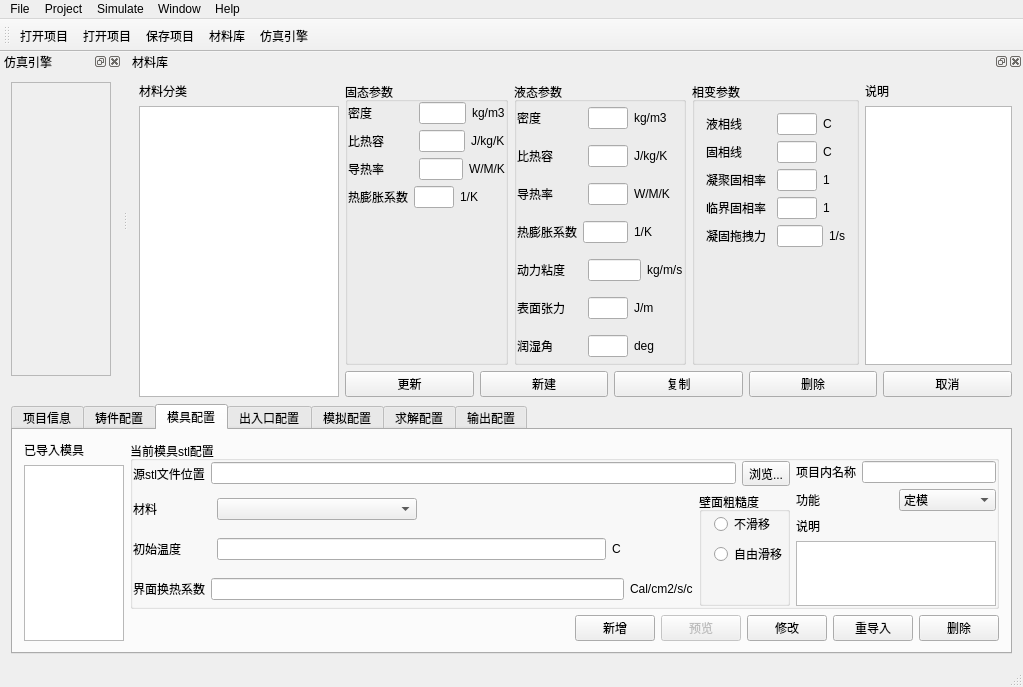
The window that mainwindow.ui (zyzzyva8421/rebecca) describes before a commit, drawn with Qt 5.
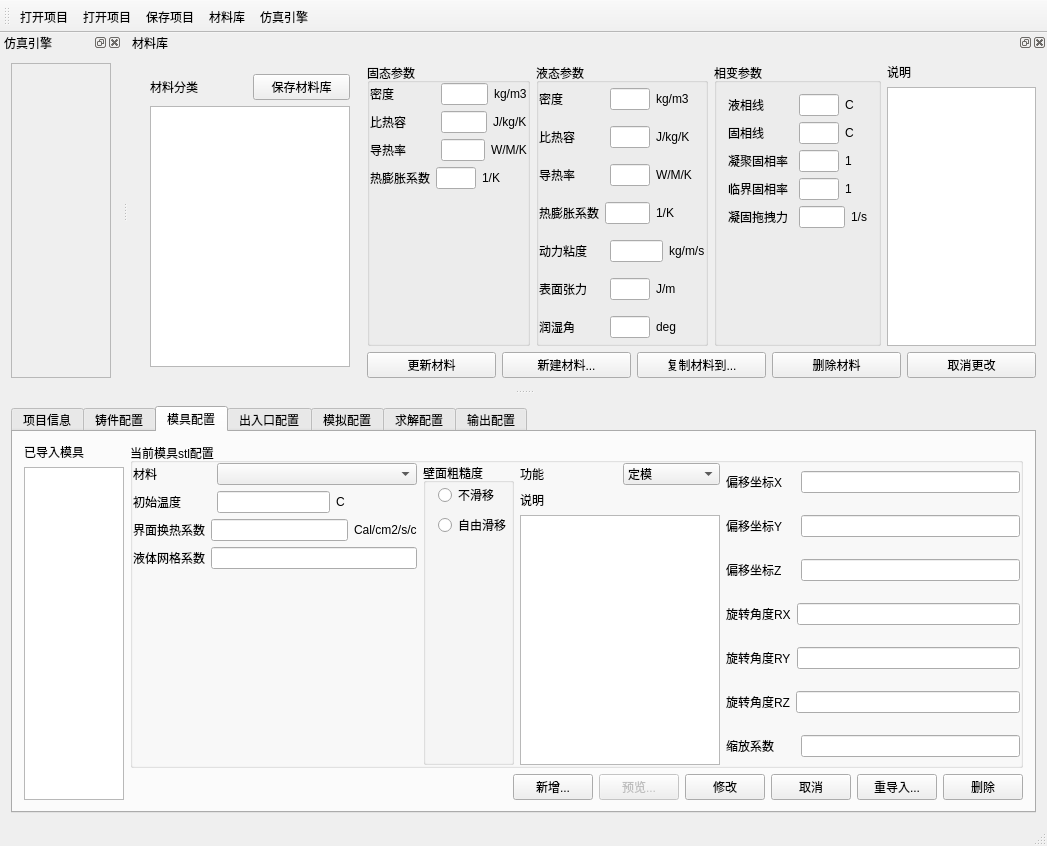
The same window after the commit. The open tabs and pages were chosen to show the change. Icons and pictures are not drawn. Custom widgets are drawn as their Qt base class.

Commit message: update casting, mold and materialgroup

Diff of the .ui file:
```diff
--- a/mainwindow.ui
+++ b/mainwindow.ui
@@ -6,8 +6,8 @@
    <rect>
     <x>0</x>
     <y>0</y>
-    <width>1020</width>
-    <height>687</height>
+    <width>1044</width>
+    <height>846</height>
    </rect>
   </property>
   <property name="minimumSize">
@@ -1104,47 +1104,6 @@
                  <property name="bottomMargin">
                   <number>0</number>
                  </property>
-                 <item>
-                  <widget class="QFrame" name="frame_23">
-                   <property name="frameShape">
-                    <enum>QFrame::NoFrame</enum>
-                   </property>
-                   <property name="frameShadow">
-                    <enum>QFrame::Raised</enum>
-                   </property>
-                   <layout class="QHBoxLayout" name="horizontalLayout_13">
-                    <property name="leftMargin">
-                     <number>0</number>
-                    </property>
-                    <property name="topMargin">
-                     <number>0</number>
-                    </property>
-                    <property name="rightMargin">
-                     <number>0</number>
-                    </property>
-                    <property name="bottomMargin">
-                     <number>0</number>
-                    </property>
-                    <item>
-                     <widget class="QLabel" name="label_12">
-                      <property name="text">
-                       <string>源stl文件位置</string>
-                      </property>
-                     </widget>
-                    </item>
-                    <item>
-                     <widget class="QLineEdit" name="lineEdit_originalStlPath"/>
-                    </item>
-                    <item>
-                     <widget class="QToolButton" name="toolButton_stlSourcePath">
-                      <property name="text">
-                       <string>浏览...</string>
-                      </property>
-                     </widget>
-                    </item>
-                   </layout>
-                  </widget>
-                 </item>
                  <item>
                   <widget class="QFrame" name="frame_24">
                    <property name="sizePolicy">
@@ -1359,6 +1318,53 @@
                          </layout>
                         </widget>
                        </item>
+                       <item>
+                        <widget class="QFrame" name="frame_23">
+                         <property name="frameShape">
+                          <enum>QFrame::NoFrame</enum>
+                         </property>
+                         <property name="frameShadow">
+                          <enum>QFrame::Raised</enum>
+                         </property>
+                         <layout class="QHBoxLayout" name="horizontalLayout_13">
+                          <property name="leftMargin">
+                           <number>0</number>
+                          </property>
+                          <property name="topMargin">
+                           <number>0</number>
+                          </property>
+                          <property name="rightMargin">
+                           <number>0</number>
+                          </property>
+                          <property name="bottomMargin">
+                           <number>0</number>
+                          </property>
+                          <item>
+                           <widget class="QLabel" name="label_12">
+                            <property name="text">
+                             <string>液体网格系数</string>
+                            </property>
+                           </widget>
+                          </item>
+                          <item>
+                           <widget class="QLineEdit" name="lineEdit_MoldSolidMeshLevel"/>
+                          </item>
+                         </layout>
+                        </widget>
+                       </item>
+                       <item>
+                        <spacer name="verticalSpacer_2">
+                         <property name="orientation">
+                          <enum>Qt::Vertical</enum>
+                         </property>
+                         <property name="sizeHint" stdset="0">
+                          <size>
+                           <width>20</width>
+                           <height>40</height>
+                          </size>
+                         </property>
+                        </spacer>
+                       </item>
                       </layout>
                      </widget>
                     </item>
@@ -1455,46 +1461,6 @@
                  <property name="bottomMargin">
                   <number>0</number>
                  </property>
-                 <item>
-                  <widget class="QFrame" name="frame_28">
-                   <property name="sizePolicy">
-                    <sizepolicy hsizetype="Minimum" vsizetype="Preferred">
-                     <horstretch>0</horstretch>
-                     <verstretch>0</verstretch>
-                    </sizepolicy>
-                   </property>
-                   <property name="frameShape">
-                    <enum>QFrame::NoFrame</enum>
-                   </property>
-                   <property name="frameShadow">
-                    <enum>QFrame::Raised</enum>
-                   </property>
-                   <layout class="QHBoxLayout" name="horizontalLayout_15">
-                    <property name="leftMargin">
-                     <number>0</number>
-                    </property>
-                    <property name="topMargin">
-                     <number>0</number>
-                    </property>
-                    <property name="rightMargin">
-                     <number>0</number>
-                    </property>
-                    <property name="bottomMargin">
-                     <number>0</number>
-                    </property>
-                    <item>
-                     <widget class="QLabel" name="label_13">
-                      <property name="text">
-                       <string>项目内名称</string>
-                      </property>
-                     </widget>
-                    </item>
-                    <item>
-                     <widget class="QLineEdit" name="lineEdit_inProjectName"/>
-                    </item>
-                   </layout>
-                  </widget>
-                 </item>
                  <item>
                   <widget class="QFrame" name="frame_26">
                    <property name="sizePolicy">
@@ -1623,6 +1589,298 @@
                 </layout>
                </widget>
               </item>
+              <item>
+               <widget class="QFrame" name="frame_28">
+                <property name="minimumSize">
+                 <size>
+                  <width>100</width>
+                  <height>0</height>
+                 </size>
+                </property>
+                <property name="frameShape">
+                 <enum>QFrame::NoFrame</enum>
+                </property>
+                <property name="frameShadow">
+                 <enum>QFrame::Raised</enum>
+                </property>
+                <layout class="QVBoxLayout" name="verticalLayout_15">
+                 <property name="leftMargin">
+                  <number>0</number>
+                 </property>
+                 <property name="topMargin">
+                  <number>0</number>
+                 </property>
+                 <property name="rightMargin">
+                  <number>0</number>
+                 </property>
+                 <property name="bottomMargin">
+                  <number>0</number>
+                 </property>
+                 <item>
+                  <widget class="QFrame" name="frame_75">
+                   <property name="frameShape">
+                    <enum>QFrame::NoFrame</enum>
+                   </property>
+                   <property name="frameShadow">
+                    <enum>QFrame::Raised</enum>
+                   </property>
+                   <layout class="QHBoxLayout" name="horizontalLayout_15">
+                    <property name="leftMargin">
+                     <number>0</number>
+                    </property>
+                    <property name="topMargin">
+                     <number>0</number>
+                    </property>
+                    <property name="rightMargin">
+                     <number>0</number>
+                    </property>
+                    <property name="bottomMargin">
+                     <number>0</number>
+                    </property>
+                    <item>
+                     <widget class="QLabel" name="label_13">
+                      <property name="minimumSize">
+                       <size>
+                        <width>69</width>
+                        <height>0</height>
+                       </size>
+                      </property>
+                      <property name="text">
+                       <string>偏移坐标X</string>
+                      </property>
+                     </widget>
+                    </item>
+                    <item>
+                     <widget class="QLineEdit" name="lineEdit_MoldAdjustCoordinateX"/>
+                    </item>
+                   </layout>
+                  </widget>
+                 </item>
+                 <item>
+                  <widget class="QFrame" name="frame_76">
+                   <property name="frameShape">
+                    <enum>QFrame::NoFrame</enum>
+                   </property>
+                   <property name="frameShadow">
+                    <enum>QFrame::Raised</enum>
+                   </property>
+                   <layout class="QHBoxLayout" name="horizontalLayout_69">
+                    <property name="leftMargin">
+                     <number>0</number>
+                    </property>
+                    <property name="topMargin">
+                     <number>0</number>
+                    </property>
+                    <property name="rightMargin">
+                     <number>0</number>
+                    </property>
+                    <property name="bottomMargin">
+                     <number>0</number>
+                    </property>
+                    <item>
+                     <widget class="QLabel" name="label_59">
+                      <property name="minimumSize">
+                       <size>
+                        <width>69</width>
+                        <height>0</height>
+                       </size>
+                      </property>
+                      <property name="text">
+                       <string>偏移坐标Y</string>
+                      </property>
+                     </widget>
+                    </item>
+                    <item>
+                     <widget class="QLineEdit" name="lineEdit_MoldAdjustCoordinateY"/>
+                    </item>
+                   </layout>
+                  </widget>
+                 </item>
+                 <item>
+                  <widget class="QFrame" name="frame_77">
+                   <property name="frameShape">
+                    <enum>QFrame::NoFrame</enum>
+                   </property>
+                   <property name="frameShadow">
+                    <enum>QFrame::Raised</enum>
+                   </property>
+                   <layout class="QHBoxLayout" name="horizontalLayout_70">
+                    <property name="leftMargin">
+                     <number>0</number>
+                    </property>
+                    <property name="topMargin">
+                     <number>0</number>
+                    </property>
+                    <property name="rightMargin">
+                     <number>0</number>
+                    </property>
+                    <property name="bottomMargin">
+                     <number>0</number>
+                    </property>
+                    <item>
+                     <widget class="QLabel" name="label_60">
+                      <property name="minimumSize">
+                       <size>
+                        <width>69</width>
+                        <height>0</height>
+                       </size>
+                      </property>
+                      <property name="text">
+                       <string>偏移坐标Z</string>
+                      </property>
+                     </widget>
+                    </item>
+                    <item>
+                     <widget class="QLineEdit" name="lineEdit_MoldAdjustCoordinateZ"/>
+                    </item>
+                   </layout>
+                  </widget>
+                 </item>
+                 <item>
+                  <widget class="QFrame" name="frame_78">
+                   <property name="frameShape">
+                    <enum>QFrame::NoFrame</enum>
+                   </property>
+                   <property name="frameShadow">
+                    <enum>QFrame::Raised</enum>
+                   </property>
+                   <layout class="QHBoxLayout" name="horizontalLayout_71">
+                    <property name="leftMargin">
+                     <number>0</number>
+                    </property>
+                    <property name="topMargin">
+                     <number>0</number>
+                    </property>
+                    <property name="rightMargin">
+                     <number>0</number>
+                    </property>
+                    <property name="bottomMargin">
+                     <number>0</number>
+                    </property>
+                    <item>
+                     <widget class="QLabel" name="label_61">
+                      <property name="text">
+                       <string>旋转角度RX</string>
+                      </property>
+                     </widget>
+                    </item>
+                    <item>
+                     <widget class="QLineEdit" name="lineEdit_MoldAdjustDegreeX"/>
+                    </item>
+                   </layout>
+                  </widget>
+                 </item>
+                 <item>
+                  <widget class="QFrame" name="frame_81">
+                   <property name="frameShape">
+                    <enum>QFrame::NoFrame</enum>
+                   </property>
+                   <property name="frameShadow">
+                    <enum>QFrame::Raised</enum>
+                   </property>
+                   <layout class="QHBoxLayout" name="horizontalLayout_72">
+                    <property name="leftMargin">
+                     <number>0</number>
+                    </property>
+                    <property name="topMargin">
+                     <number>0</number>
+                    </property>
+                    <property name="rightMargin">
+                     <number>0</number>
+                    </property>
+                    <property name="bottomMargin">
+                     <number>0</number>
+                    </property>
+                    <item>
+                     <widget class="QLabel" name="label_62">
+                      <property name="text">
+                       <string>旋转角度RY</string>
+                      </property>
+                     </widget>
+                    </item>
+                    <item>
+                     <widget class="QLineEdit" name="lineEdit_MoldAdjustDegreeY"/>
+                    </item>
+                   </layout>
+                  </widget>
+                 </item>
+                 <item>
+                  <widget class="QFrame" name="frame_80">
+                   <property name="frameShape">
+                    <enum>QFrame::NoFrame</enum>
+                   </property>
+                   <property name="frameShadow">
+                    <enum>QFrame::Raised</enum>
+                   </property>
+                   <layout class="QHBoxLayout" name="horizontalLayout_73">
+                    <property name="leftMargin">
+                     <number>0</number>
+                    </property>
+                    <property name="topMargin">
+                     <number>0</number>
+                    </property>
+                    <property name="rightMargin">
+                     <number>0</number>
+                    </property>
+                    <property name="bottomMargin">
+                     <number>0</number>
+                    </property>
+                    <item>
+                     <widget class="QLabel" name="label_87">
+                      <property name="text">
+                       <string>旋转角度RZ</string>
+                      </property>
+                     </widget>
+                    </item>
+                    <item>
+                     <widget class="QLineEdit" name="lineEdit_MoldAdjustDegreeZ"/>
+                    </item>
+                   </layout>
+                  </widget>
+                 </item>
+                 <item>
+                  <widget class="QFrame" name="frame_79">
+                   <property name="frameShape">
+                    <enum>QFrame::NoFrame</enum>
+                   </property>
+                   <property name="frameShadow">
+                    <enum>QFrame::Raised</enum>
+                   </property>
+                   <layout class="QHBoxLayout" name="horizontalLayout_74">
+                    <property name="leftMargin">
+                     <number>0</number>
+                    </property>
+                    <property name="topMargin">
+                     <number>0</number>
+                    </property>
+                    <property name="rightMargin">
+                     <number>0</number>
+                    </property>
+                    <property name="bottomMargin">
+                     <number>0</number>
+                    </property>
+                    <item>
+                     <widget class="QLabel" name="label_88">
+                      <property name="minimumSize">
+                       <size>
+                        <width>69</width>
+                        <height>0</height>
+                       </size>
+                      </property>
+                      <property name="text">
+                       <string>缩放系数</string>
+                      </property>
+                     </widget>
+                    </item>
+                    <item>
+                     <widget class="QLineEdit" name="lineEdit_MoldAdjustScale"/>
+                    </item>
+                   </layout>
+                  </widget>
+                 </item>
+                </layout>
+               </widget>
+              </item>
              </layout>
             </widget>
            </item>
@@ -1666,7 +1924,14 @@
               <item>
                <widget class="QPushButton" name="pushButton_reloadMold">
                 <property name="text">
-                 <string>重导入</string>
+                 <string>重导入...</string>
+                </property>
+               </widget>
+              </item>
+              <item>
+               <widget class="QPushButton" name="pushButton_moldCancel">
+                <property name="text">
+                 <string>取消</string>
                 </property>
                </widget>
               </item>
@@ -1683,14 +1948,14 @@
                  <bool>false</bool>
                 </property>
                 <property name="text">
-                 <string>预览</string>
+                 <string>预览...</string>
                 </property>
                </widget>
               </item>
               <item>
                <widget class="QPushButton" name="pushButton_addMold">
                 <property name="text">
-                 <string>新增</string>
+                 <string>新增...</string>
                 </property>
                </widget>
               </item>
@@ -3058,46 +3323,6 @@
     </item>
    </layout>
   </widget>
-  <widget class="QMenuBar" name="menuBar">
-   <property name="geometry">
-    <rect>
-     <x>0</x>
-     <y>0</y>
-     <width>1020</width>
-     <height>22</height>
-    </rect>
-   </property>
-   <widget class="QMenu" name="menuFile">
-    <property name="title">
-     <string>File</string>
-    </property>
-   </widget>
-   <widget class="QMenu" name="menuProject">
-    <property name="title">
-     <string>Project</string>
-    </property>
-   </widget>
-   <widget class="QMenu" name="menuSimulate">
-    <property name="title">
-     <string>Simulate</string>
-    </property>
-   </widget>
-   <widget class="QMenu" name="menuWindow">
-    <property name="title">
-     <string>Window</string>
-    </property>
-   </widget>
-   <widget class="QMenu" name="menuHelp">
-    <property name="title">
-     <string>Help</string>
-    </property>
-   </widget>
-   <addaction name="menuFile"/>
-   <addaction name="menuProject"/>
-   <addaction name="menuSimulate"/>
-   <addaction name="menuWindow"/>
-   <addaction name="menuHelp"/>
-  </widget>
   <widget class="QToolBar" name="mainToolBar">
    <attribute name="toolBarArea">
     <enum>TopToolBarArea</enum>
@@ -3146,7 +3371,7 @@
   <widget class="QDockWidget" name="dockWidget_material">
    <property name="minimumSize">
     <size>
-     <width>895</width>
+     <width>919</width>
      <height>356</height>
     </size>
    </property>
@@ -3169,25 +3394,24 @@
        <property name="frameShadow">
         <enum>QFrame::Raised</enum>
        </property>
-       <layout class="QVBoxLayout" name="verticalLayout_45">
-        <property name="leftMargin">
-         <number>0</number>
-        </property>
-        <property name="topMargin">
-         <number>0</number>
-        </property>
-        <property name="rightMargin">
-         <number>0</number>
-        </property>
-        <property name="bottomMargin">
-         <number>0</number>
-        </property>
+       <layout class="QVBoxLayout" name="verticalLayout_14">
         <item>
-         <widget class="QLabel" name="label_86">
-          <property name="text">
-           <string>材料分类</string>
-          </property>
-         </widget>
+         <layout class="QHBoxLayout" name="horizontalLayout_10">
+          <item>
+           <widget class="QLabel" name="label_86">
+            <property name="text">
+             <string>材料分类</string>
+            </property>
+           </widget>
+          </item>
+          <item>
+           <widget class="QPushButton" name="pushButton_saveMaterialGroup">
+            <property name="text">
+             <string>保存材料库</string>
+            </property>
+           </widget>
+          </item>
+         </layout>
         </item>
         <item>
          <widget class="QTreeView" name="treeView_materials">
@@ -4326,35 +4550,35 @@
            <item>
             <widget class="QPushButton" name="pushButton_materialUpdate">
              <property name="text">
-              <string>更新</string>
+              <string>更新材料</string>
              </property>
             </widget>
            </item>
            <item>
             <widget class="QPushButton" name="pushButton_materialNew">
              <property name="text">
-              <string>新建</string>
+              <string>新建材料...</string>
              </property>
             </widget>
            </item>
            <item>
             <widget class="QPushButton" name="pushButton_materialCopy">
              <property name="text">
-              <string>复制</string>
+              <string>复制材料到...</string>
              </property>
             </widget>
            </item>
            <item>
             <widget class="QPushButton" name="pushButton_materialDelete">
              <property name="text">
-              <string>删除</string>
+              <string>删除材料</string>
              </property>
             </widget>
            </item>
            <item>
             <widget class="QPushButton" name="pushButton_materialCancel">
              <property name="text">
-              <string>取消</string>
+              <string>取消更改</string>
              </property>
             </widget>
            </item>
```
Left out of the diff: 60 changed lines with no effect on the pictures. The commit also changes 16 other files.
